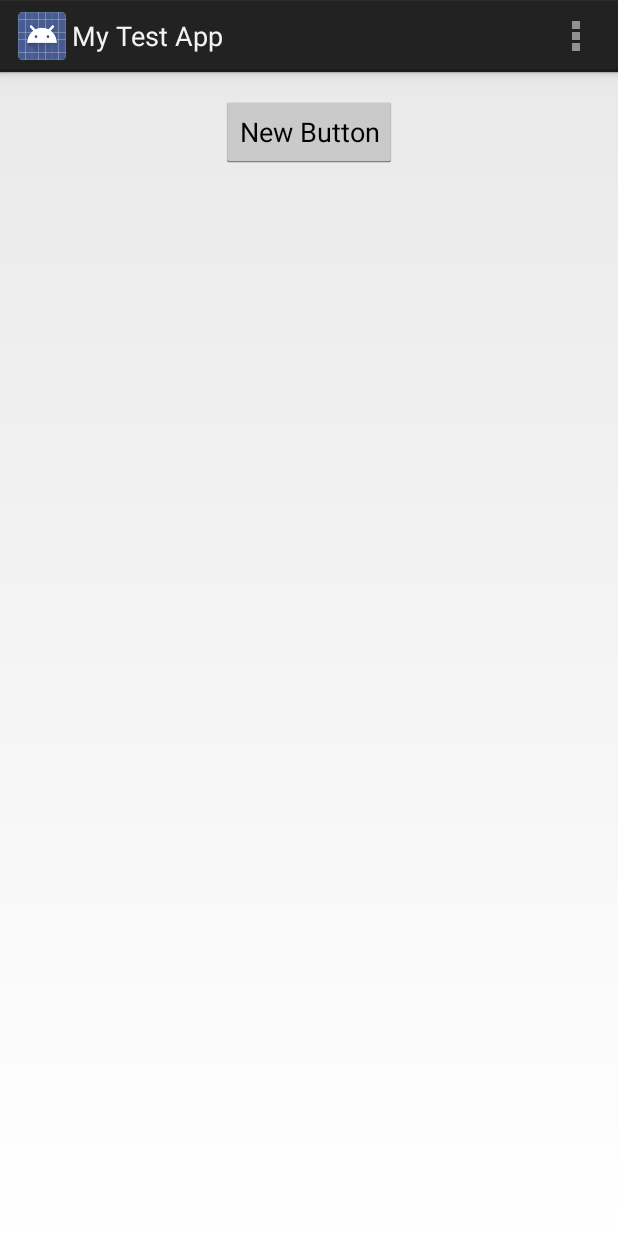
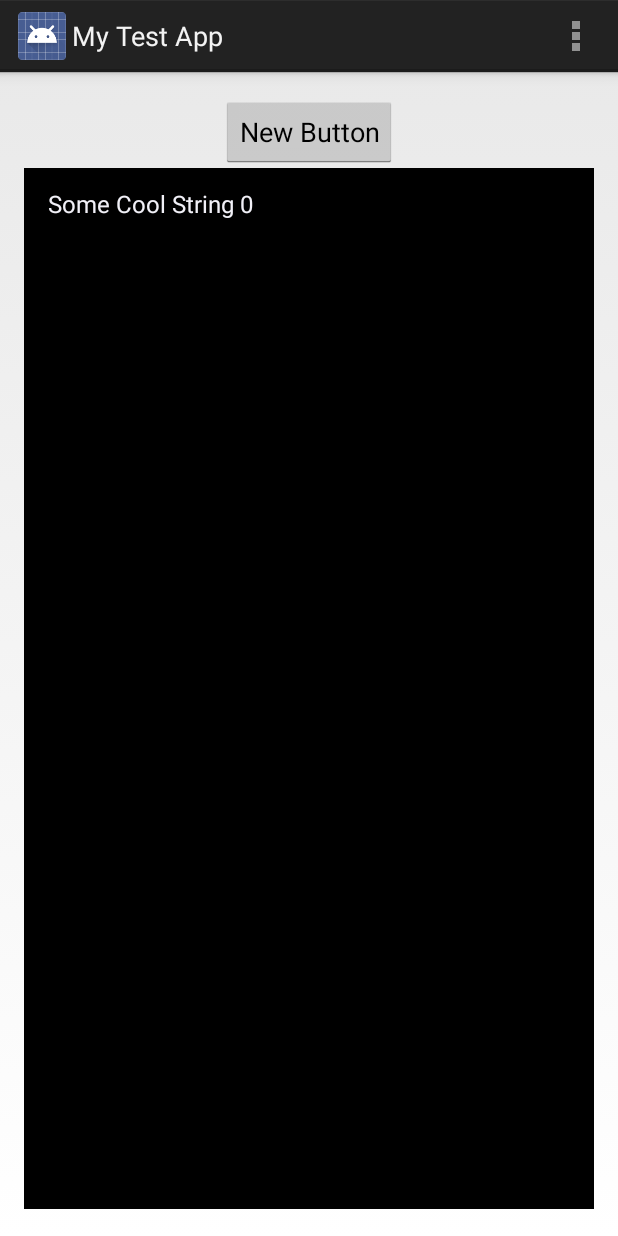
Before and after one commit to Victory/clicker-me-android, an Android app: the screen it shows after launch (MyActivity), in the options menu, after a tap on "Settings", on a phone screen of 412 x 824 dp. Run offline under Robolectric (Android 15) with nearby library versions, the phone set to English and light mode, and no system bars.

Commit message:
a listView of sorts

```diff
--- a/app/src/main/java/victory/sandbox/mytestapp/MyActivity.java
+++ b/app/src/main/java/victory/sandbox/mytestapp/MyActivity.java
@@ -1,31 +1,23 @@
 package victory.sandbox.mytestapp;
 
 import android.app.Activity;
-import android.content.Intent;
-import android.net.Uri;
 import android.os.Bundle;
-import android.text.Editable;
-import android.text.TextWatcher;
 import android.view.Menu;
 import android.view.MenuItem;
 import android.view.View;
-import android.view.ViewGroup;
 import android.widget.ArrayAdapter;
 import android.widget.Button;
-import android.widget.EditText;
-import android.widget.ImageView;
 import android.widget.ListView;
-import android.widget.TabHost;
-import android.widget.TextView;
-import android.widget.Toast;
-
 import java.util.ArrayList;
-import java.util.List;
 
 
 public class MyActivity extends Activity {
 
     Button clickToList;
+    ListView myListView;
+    private ArrayAdapter<String> adapter;
+    private ArrayList<String> arrayList;
+
 
     @Override
     protected void onCreate(Bundle savedInstanceState) {
@@ -33,6 +25,29 @@ public class MyActivity extends Activity {
         setContentView(R.layout.activity_my);
 
         clickToList = (Button) findViewById(R.id.clickToList);
+        myListView = (ListView) findViewById(R.id.listView);
+
+
+        arrayList = new ArrayList<String>();
+
+        adapter = new ArrayAdapter<String>(
+                getApplicationContext(), android.R.layout.simple_list_item_1, arrayList);
+
+        myListView.setAdapter(adapter);
+
+        clickToList.setOnClickListener(new View.OnClickListener() {
+            private Integer counter = 0;
+
+            @Override
+            public void onClick(View v) {
+                arrayList.add("Some Cool String " + counter.toString());
+                counter += 1;
+                adapter.notifyDataSetChanged();
+                myListView.setBackgroundColor(
+                        getResources().getColor(android.R.color.background_dark));
+            }
+        });
+
 
     }
 
--- a/app/src/main/res/layout/activity_my.xml
+++ b/app/src/main/res/layout/activity_my.xml
@@ -20,6 +20,11 @@
             android:text="@string/clickToList"
             android:id="@+id/clickToList"
             android:layout_gravity="center_horizontal" />
+
+        <ListView
+            android:layout_width="wrap_content"
+            android:layout_height="694dp"
+            android:id="@+id/listView" />
     </LinearLayout>
 
 </RelativeLayout>
```
Also changed, not shown: app/src/main/java/victory/sandbox/mytestapp/ListfulContent.java (+2 -11 lines), app/src/main/res/layout/lisful_layout.xml (deleted, +0 -39 lines).
